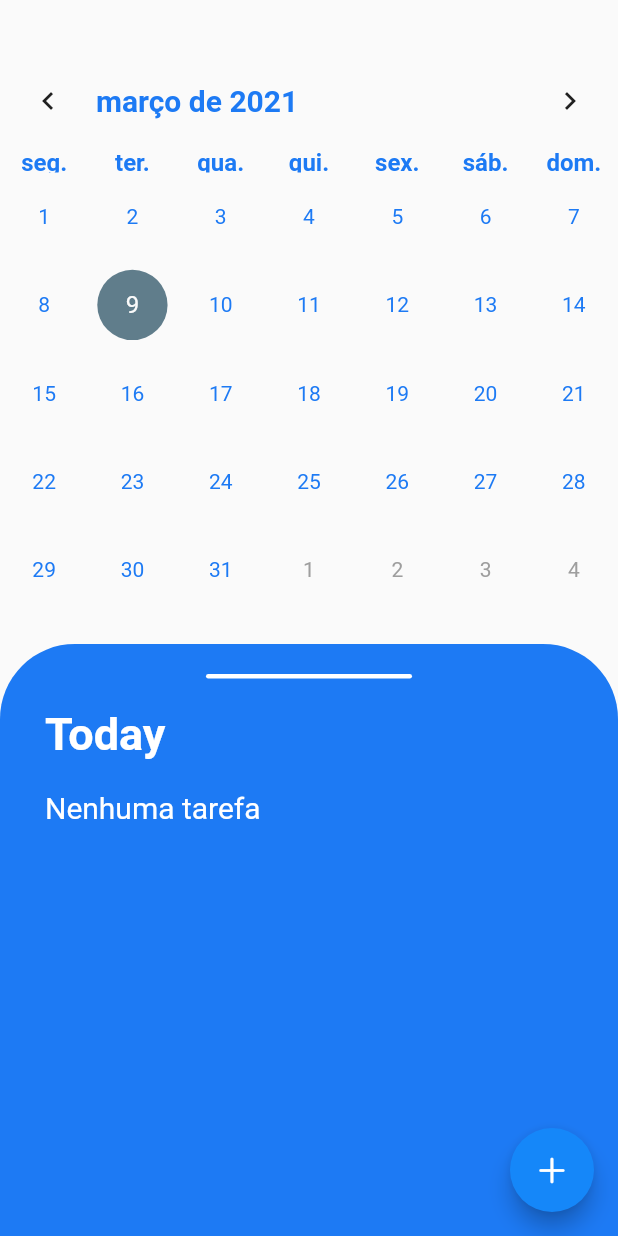
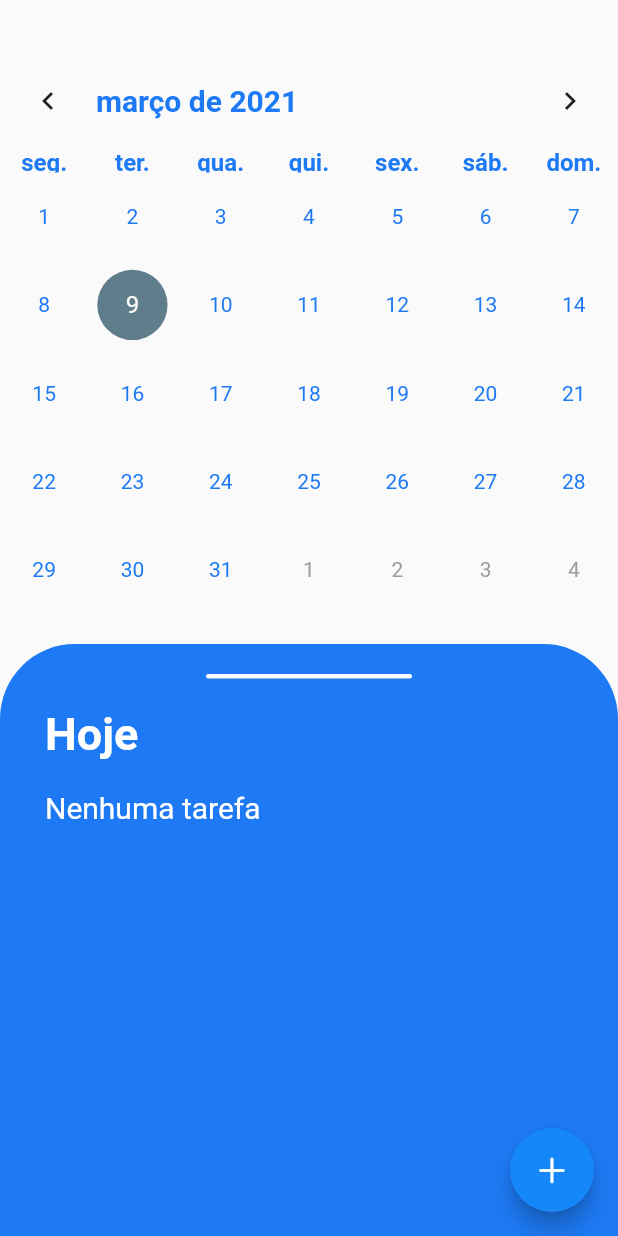
Before and after one commit to Leomhl/flutter-firebase-todo-list, a Flutter app: the screen it shows after launch, on a phone screen of 412 x 824 dp. Run offline on Flutter 3.47's test engine with Material 2 defaults, Android fonts, the phone set to English and light mode, and no system bars; drawn by our look-alikes of table_calendar.

```diff
--- a/lib/screens/to_do_list_screen.dart
+++ b/lib/screens/to_do_list_screen.dart
@@ -193,7 +193,7 @@ class _ToDoListPageState extends State<ToDoListPage> {
                         ),
                         Padding(
                             padding: EdgeInsets.only(top:20, left: 30),
-                            child: Text("Today",
+                            child: Text("Hoje",
                               style: TextStyle(
                                 color: Theme.of(context).accentColor,
                                 fontSize: 30,
```
